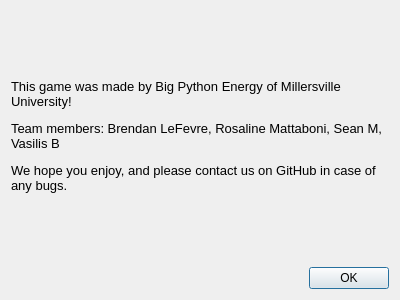
This is BigPythonEnergy/ui/about.ui in mucsci-students/2023fa-420-BigPythonEnergy as Qt 5 draws it before an edit. The edited form follows.
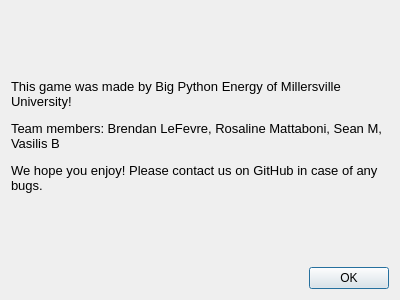
This is the edited form.

Commit message:
Connected Dialog Boxes
Connected dialog boxes for save, blank save, new game, rank thresholds, about, and help.
Fixed a small bug preventing a game to be played from a new word.

What changed in the file:
```diff
--- a/BigPythonEnergy/ui/about.ui
+++ b/BigPythonEnergy/ui/about.ui
@@ -29,7 +29,7 @@
       </font>
      </property>
      <property name="text">
-      <string>&lt;html&gt;&lt;head/&gt;&lt;body&gt;&lt;p&gt;&lt;span style=&quot; font-size:10pt;&quot;&gt;This game was made by Big Python Energy of Millersville University!&lt;/span&gt;&lt;/p&gt;&lt;p&gt;&lt;span style=&quot; font-size:10pt;&quot;&gt;Team members: Brendan LeFevre, Rosaline Mattaboni, Sean M, Vasilis B&lt;/span&gt;&lt;/p&gt;&lt;p&gt;&lt;span style=&quot; font-size:10pt;&quot;&gt;We hope you enjoy, and please contact us on GitHub in case of any bugs.&lt;/span&gt;&lt;/p&gt;&lt;/body&gt;&lt;/html&gt;</string>
+      <string>&lt;html&gt;&lt;head/&gt;&lt;body&gt;&lt;p&gt;&lt;span style=&quot; font-size:10pt;&quot;&gt;This game was made by Big Python Energy of Millersville University!&lt;/span&gt;&lt;/p&gt;&lt;p&gt;&lt;span style=&quot; font-size:10pt;&quot;&gt;Team members: Brendan LeFevre, Rosaline Mattaboni, Sean M, Vasilis B&lt;/span&gt;&lt;/p&gt;&lt;p&gt;&lt;span style=&quot; font-size:10pt;&quot;&gt;We hope you enjoy! Please contact us on GitHub in case of any bugs.&lt;/span&gt;&lt;/p&gt;&lt;/body&gt;&lt;/html&gt;</string>
      </property>
      <property name="textFormat">
       <enum>Qt::AutoText</enum>
```
The commit also changes 4 other files.
